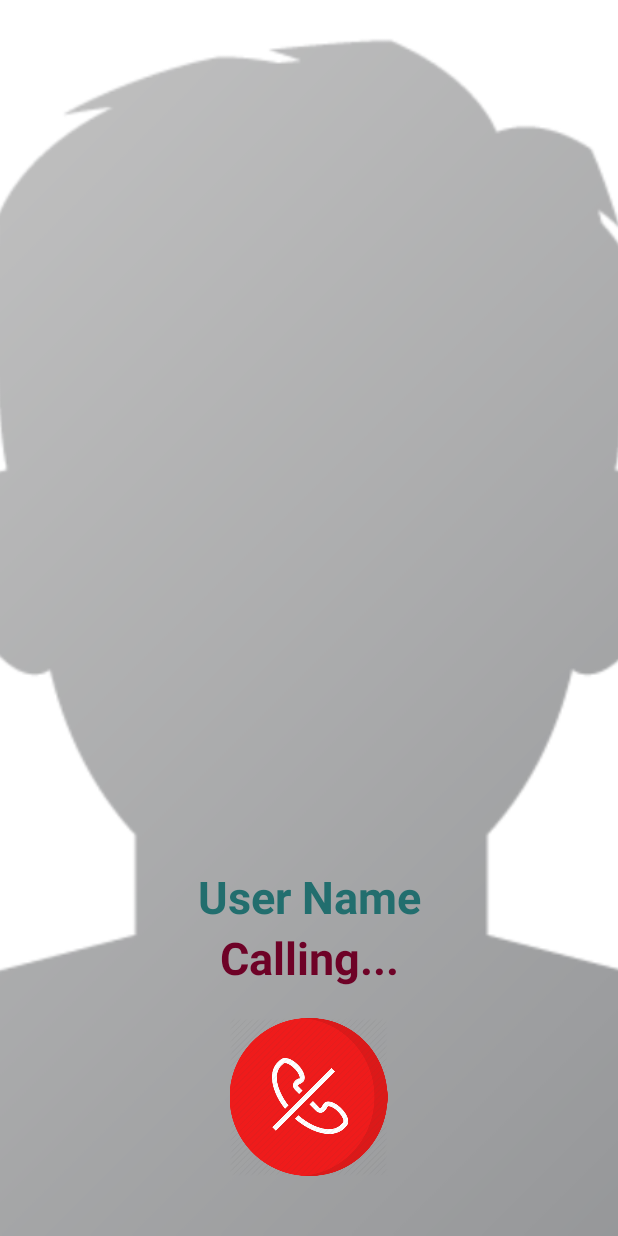
After one commit to nhat-khoa/clone-zalo-app-firebase, an Android app: the CallingActivity screen opened directly, with no data from a screen before it, on a phone screen of 412 x 824 dp. The commit adds this screen. Run offline under Robolectric (Android 15) with nearby library versions, the phone set to English and light mode, and no system bars; our stand-ins replace Firebase (no records; nobody signed in at launch, a user with empty details on screens opened directly); 1 statement that could not run was skipped.

Commit message:
update video chat activity, calling activity

```diff
--- a/app/build.gradle.kts
+++ b/app/build.gradle.kts
@@ -50,4 +50,7 @@ dependencies {
 
     implementation("com.github.bumptech.glide:glide:4.16.0")
     implementation("de.hdodenhof:circleimageview:3.1.0")
+
+    implementation("com.opentok.android:opentok-android-sdk:2.27.1")
+    implementation("pub.devrel:easypermissions:3.0.0")
 }
--- /dev/null
+++ b/app/src/main/java/com/example/chatapp/CallingActivity.java
@@ -0,0 +1,210 @@
+package com.example.chatapp;
+
+import androidx.annotation.NonNull;
+import androidx.appcompat.app.AppCompatActivity;
+
+import android.content.Intent;
+import android.media.MediaPlayer;
+import android.os.Bundle;
+import android.util.Log;
+import android.view.View;
+import android.widget.ImageView;
+import android.widget.TextView;
+
+import com.google.android.gms.tasks.OnCompleteListener;
+import com.google.android.gms.tasks.Task;
+import com.google.firebase.auth.FirebaseAuth;
+import com.google.firebase.database.DataSnapshot;
+import com.google.firebase.database.DatabaseError;
+import com.google.firebase.database.DatabaseException;
+import com.google.firebase.database.DatabaseReference;
+import com.google.firebase.database.FirebaseDatabase;
+import com.google.firebase.database.ValueEventListener;
+
+import java.util.HashMap;
+
+public class CallingActivity extends AppCompatActivity {
+    private ImageView cancelCallBtn, acceptCallBtn;
+    private String receiverUserId = "";
+    private String senderUserId = "";
+    private String callingID = "";
+    private String ringingID = "";
+    private String checker = "";
+
+    private DatabaseReference userRef;
+    private MediaPlayer mediaPlayer;
+    private String TAG = CallingActivity.this.getClass().getSimpleName();
+
+    @Override
+    protected void onCreate(Bundle savedInstanceState) {
+        super.onCreate(savedInstanceState);
+        setContentView(R.layout.activity_calling);
+
+        userRef = FirebaseDatabase.getInstance().getReference().child("users");
+        receiverUserId = getIntent().getExtras().get("userid").toString();
+        senderUserId = FirebaseAuth.getInstance().getCurrentUser().getUid();
+
+        mediaPlayer = MediaPlayer.create(this, R.raw.iphone);
+
+        cancelCallBtn = findViewById(R.id.cancel_call);
+        acceptCallBtn = findViewById(R.id.make_call);
+
+        cancelCallBtn.setOnClickListener(new View.OnClickListener() {
+            @Override
+            public void onClick(View v) {
+                mediaPlayer.stop();
+                checker = "clicked";
+                cancelCallingUser();
+            }
+        });
+
+        acceptCallBtn.setOnClickListener(new View.OnClickListener() {
+            @Override
+            public void onClick(View v) {
+                mediaPlayer.stop();
+
+                final HashMap<String, Object> callingPickUpMap = new HashMap<>();
+                callingPickUpMap.put("picked", "picked");
+                userRef.child(senderUserId).child("Ringing")
+                        .updateChildren(callingPickUpMap)
+                        .addOnCompleteListener(new OnCompleteListener<Void>() {
+                            @Override
+                            public void onComplete(@NonNull Task<Void> task) {
+                                if (task.isComplete()) {
+                                    Intent intent = new Intent(CallingActivity.this, VideoChatActivity.class);
+                                    startActivity(intent);
+                                    finish();
+                                }
+                            }
+                        });
+            }
+        });
+
+
+    }
+
+    @Override
+    protected void onStart() {
+        super.onStart();
+
+        mediaPlayer.start();
+
+        userRef.child(receiverUserId).addListenerForSingleValueEvent(new ValueEventListener() {
+            @Override
+            public void onDataChange(DataSnapshot dataSnapshot) {
+                if (!checker.equals("clicked") && !dataSnapshot.hasChild("Calling") && !dataSnapshot.hasChild("Ringing")) {
+
+                    final HashMap<String, Object> callingInfo = new HashMap<>();
+                    callingInfo.put("calling", receiverUserId);
+
+                    userRef.child(senderUserId).child("Calling").updateChildren(callingInfo).addOnCompleteListener(new OnCompleteListener<Void>() {
+                        @Override
+                        public void onComplete(@NonNull Task<Void> task) {
+
+                            if (task.isSuccessful()) {
+                                final HashMap<String, Object> ringingInfo = new HashMap<>();
+                                ringingInfo.put("ringing", senderUserId);
+
+                                userRef.child(receiverUserId).child("Ringing").updateChildren(ringingInfo);
+                            }
+                        }
+                    });
+                }
+            }
+
+            @Override
+            public void onCancelled(DatabaseError databaseError) {
+
+            }
+        });
+
+        userRef.addValueEventListener(new ValueEventListener() {
+            @Override
+            public void onDataChange(DataSnapshot dataSnapshot) {
+                if (dataSnapshot.child(senderUserId).hasChild("Ringing") && !dataSnapshot.child(senderUserId).hasChild("Calling")) {
+                    acceptCallBtn.setVisibility(View.VISIBLE);
+                }
+
+                if (dataSnapshot.child(receiverUserId).child("Ringing").hasChild("picked")){
+                    mediaPlayer.stop();
+                    Intent intent = new Intent(CallingActivity.this, VideoChatActivity.class);
+                    startActivity(intent);
+                    finish();
+                }
+            }
+
+            @Override
+            public void onCancelled(DatabaseError databaseError) {
+
+            }
+        });
+
+    }
+
+    private void cancelCallingUser() {
+        // from sender side
+        userRef.child(senderUserId).child("Calling").addListenerForSingleValueEvent(new ValueEventListener() {
+            @Override
+            public void onDataChange(DataSnapshot dataSnapshot) {
+                if (dataSnapshot.exists() && dataSnapshot.hasChild("calling")) {
+                    callingID = dataSnapshot.child("calling").getValue().toString();
+
+                    userRef.child(callingID).child("Ringing").removeValue().addOnCompleteListener(new OnCompleteListener<Void>() {
+                        @Override
+                        public void onComplete(@NonNull Task<Void> task) {
+
+                            if (task.isSuccessful()) {
+                                userRef.child(senderUserId).child("Calling").removeValue().addOnCompleteListener(new OnCompleteListener<Void>() {
+                                    @Override
+                                    public void onComplete(@NonNull Task<Void> task) {
+                                        finish();
+                                    }
+                                });
+                            }
+                        }
+                    });
+                } else {
+                    finish();
+                }
+            }
+
+            @Override
+            public void onCancelled(DatabaseError databaseError) {
+
+            }
+        });
+
+        // from receiver side
+        userRef.child(senderUserId).child("Ringing").addListenerForSingleValueEvent(new ValueEventListener() {
+            @Override
+            public void onDataChange(DataSnapshot dataSnapshot) {
+                if (dataSnapshot.exists() && dataSnapshot.hasChild("ringing")) {
+
+                    ringingID = dataSnapshot.child("ringing").getValue().toString();
+
+                    userRef.child(ringingID).child("Calling").removeValue().addOnCompleteListener(new OnCompleteListener<Void>() {
+                        @Override
+                        public void onComplete(@NonNull Task<Void> task) {
+
+                            if (task.isSuccessful()) {
+                                userRef.child(senderUserId).child("Ringing").removeValue().addOnCompleteListener(new OnCompleteListener<Void>() {
+                                    @Override
+                                    public void onComplete(@NonNull Task<Void> task) {
+                                        finish();
+                                    }
+                                });
+                            }
+                        }
+                    });
+                } else {
+                    finish();
+                }
+            }
+
+            @Override
+            public void onCancelled(DatabaseError databaseError) {
+
+            }
+        });
+    }
+}
--- a/app/src/main/java/com/example/chatapp/StartActivity.java
+++ b/app/src/main/java/com/example/chatapp/StartActivity.java
@@ -93,6 +93,7 @@ public class StartActivity extends AppCompatActivity {
                             map.put("id", user.getUid());
                             map.put("name", user.getDisplayName());
                             map.put("profile", user.getPhotoUrl().toString());
+                            map.put("email", user.getEmail());
                             map.put("status", "offline");
                             database.getReference().child("users").child(user.getUid()).setValue(map);
                             Intent intent = new Intent(StartActivity.this, MainActivity.class);
--- /dev/null
+++ b/app/src/main/res/layout/activity_calling.xml
@@ -0,0 +1,68 @@
+<?xml version="1.0" encoding="utf-8"?>
+<RelativeLayout xmlns:android="http://schemas.android.com/apk/res/android"
+    xmlns:app="http://schemas.android.com/apk/res-auto"
+    xmlns:tools="http://schemas.android.com/tools"
+    android:layout_width="match_parent"
+    android:layout_height="match_parent"
+    tools:context=".CallingActivity">
+
+    <ImageView
+        android:id="@+id/profile_image_calling"
+        android:layout_width="match_parent"
+        android:layout_height="match_parent"
+        android:src="@drawable/profile_image"
+        android:scaleType="centerCrop"
+        android:contentDescription="@null"/>
+
+    <TextView
+        android:id="@+id/name_calling"
+        android:layout_width="match_parent"
+        android:layout_height="wrap_content"
+        android:text="User Name"
+        android:textColor="@color/colorPrimaryDark"
+        android:textSize="30sp"
+        android:maxLines="5"
+        android:textStyle="bold"
+        android:layout_above="@+id/txt"
+        android:gravity="center" />
+
+    <TextView
+        android:id="@+id/txt"
+        android:layout_width="match_parent"
+        android:layout_height="wrap_content"
+        android:text="Calling..."
+        android:textColor="@color/colorAccent"
+        android:textSize="30sp"
+        android:maxLines="5"
+        android:textStyle="bold"
+        android:layout_above="@+id/linear_layout1"
+        android:layout_marginBottom="20dp"
+        android:gravity="center" />
+
+    <LinearLayout
+        android:id="@+id/linear_layout1"
+        android:layout_width="match_parent"
+        android:layout_height="wrap_content"
+        android:layout_alignParentBottom="true"
+        android:layout_marginBottom="40dp"
+        android:gravity="center"
+        android:orientation="horizontal">
+
+        <ImageView
+            android:id="@+id/make_call"
+            android:layout_width="120dp"
+            android:layout_height="120dp"
+            android:src="@drawable/make_call"
+            android:layout_marginEnd="80dp"
+            android:visibility="gone"
+            android:contentDescription="@null"/>
+
+        <ImageView
+            android:id="@+id/cancel_call"
+            android:layout_width="110dp"
+            android:layout_height="105dp"
+            android:src="@drawable/cancel_call"
+            android:contentDescription="@null"/>
+
+    </LinearLayout>
+</RelativeLayout>
--- a/app/src/main/res/layout/activity_message.xml
+++ b/app/src/main/res/layout/activity_message.xml
@@ -60,8 +60,8 @@
             android:layout_marginLeft="5dp"
             android:layout_toLeftOf="@+id/btn_send"
             android:hint="Type a message..."
-            android:textColor="#111"
-            android:textColorHint="#111" />
+            android:textColor="@color/colorPrimaryDark"
+            android:textColorHint="@color/colorPrimaryDark" />
 
         <ImageButton
             android:id="@+id/btn_send"
--- a/app/src/main/res/layout/user_item.xml
+++ b/app/src/main/res/layout/user_item.xml
@@ -18,6 +18,7 @@
         android:id="@+id/username"
         android:layout_toEndOf="@+id/profileImage"
         android:layout_marginLeft="10dp"
+        android:layout_marginTop="5dp"
         android:textSize="20sp"/>
 
     <de.hdodenhof.circleimageview.CircleImageView
@@ -51,7 +52,7 @@
         android:layout_height="wrap_content"
         android:layout_below="@+id/username"
         android:layout_toRightOf="@+id/profileImage"
-        android:layout_marginTop="5dp"
+        android:layout_marginTop="1dp"
         android:layout_marginLeft="15dp"
         android:text="Last message"
         android:textSize="15sp"
--- a/app/src/main/res/values-night/themes.xml
+++ b/app/src/main/res/values-night/themes.xml
@@ -2,6 +2,6 @@
     <!-- Base application theme. -->
     <style name="Base.Theme.ChatApp" parent="Theme.Material3.DayNight.NoActionBar">
         <!-- Customize your dark theme here. -->
-        <!-- <item name="colorPrimary">@color/my_dark_primary</item> -->
+        <item name="colorPrimary">@color/colorPrimaryDark</item>
     </style>
 </resources>
--- a/app/src/main/res/values/colors.xml
+++ b/app/src/main/res/values/colors.xml
@@ -4,5 +4,5 @@
     <color name="white">#FFFFFFFF</color>
     <color name="colorPrimary">#3eaeae</color>
     <color name="colorPrimaryDark">#226e6e</color>
-    <color name="colorAccent">#6E225E</color>
+    <color name="colorAccent">#6E0227</color>
 </resources>
```
Also changed, not shown: app/src/main/AndroidManifest.xml (+8 -2 lines), app/src/main/java/com/example/chatapp/MainActivity.java (+45 -0 lines), app/src/main/java/com/example/chatapp/MessageActivity.java (+13 -12 lines), app/src/main/java/com/example/chatapp/VideoChatActivity.java (added, +203 -0 lines), app/src/main/res/layout/activity_video_chat.xml (added, +40 -0 lines), app/src/main/res/drawable/cancel_call.png (added), app/src/main/res/drawable/make_call.png (added), app/src/main/res/drawable/profile_image.png (added), 1 other file.
